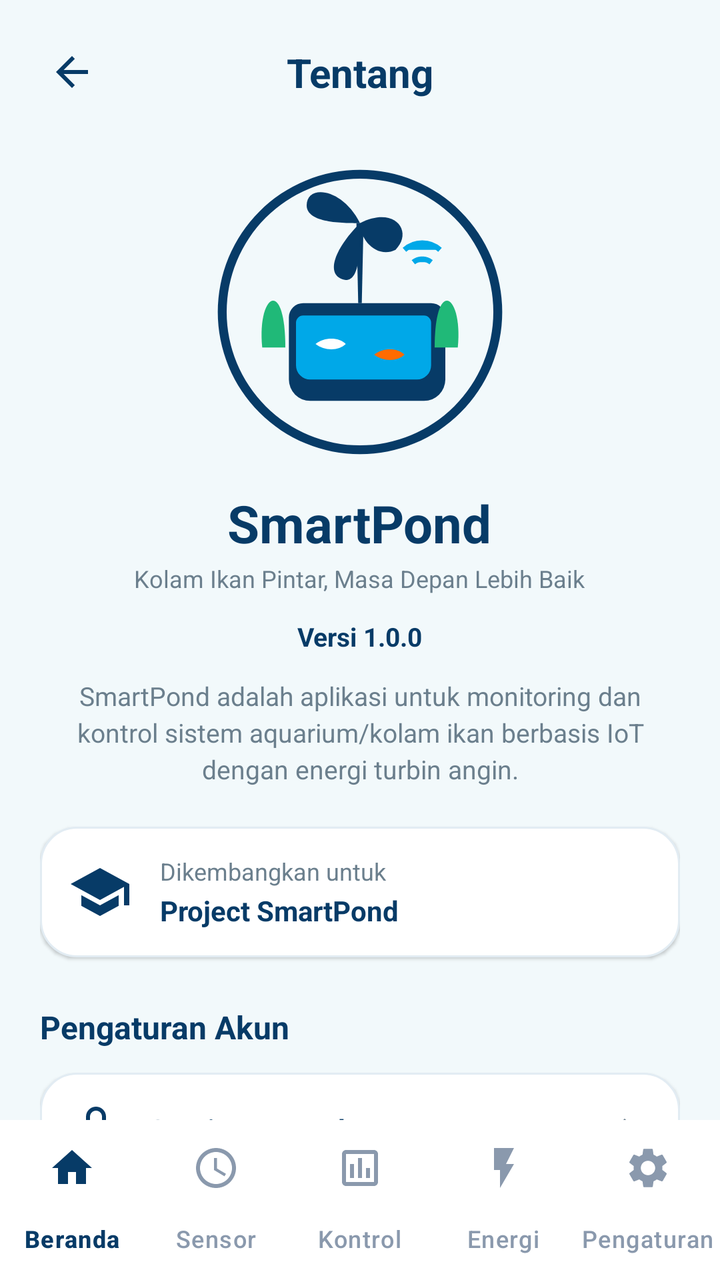
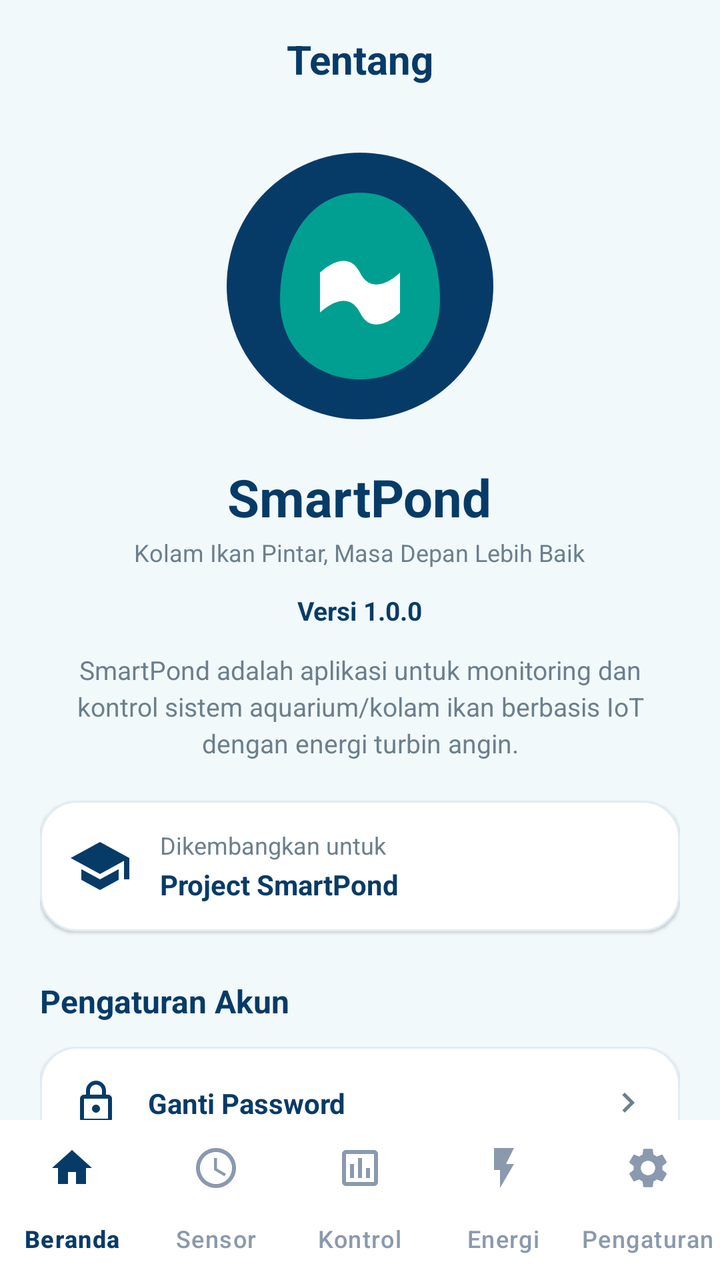

Two renders of the same Android screen: before a commit and after it. Below are the layout's source before the change and the commit's diff.
<!-- AndroidManifest.xml: application theme Theme.SmartPondApp -->
<!-- res/layout/activity_pengaturan.xml -->
<?xml version="1.0" encoding="utf-8"?>
<androidx.constraintlayout.widget.ConstraintLayout xmlns:android="http://schemas.android.com/apk/res/android"
    xmlns:app="http://schemas.android.com/apk/res-auto"
    xmlns:tools="http://schemas.android.com/tools"
    android:id="@+id/mainPengaturan"
    android:layout_width="match_parent"
    android:layout_height="match_parent"
    android:background="@color/sp_background"
    tools:context=".PengaturanActivity">

    
    <androidx.constraintlayout.widget.ConstraintLayout
        android:id="@+id/headerBar"
        android:layout_width="match_parent"
        android:layout_height="wrap_content"
        android:paddingHorizontal="16dp"
        android:paddingTop="16dp"
        android:paddingBottom="12dp"
        app:layout_constraintTop_toTopOf="parent">

        <ImageButton
            android:id="@+id/btnBack"
            android:layout_width="40dp"
            android:layout_height="40dp"
            android:background="?attr/selectableItemBackgroundBorderless"
            android:contentDescription="@string/cd_menu"
            android:src="@drawable/ic_back_24"
            app:layout_constraintBottom_toBottomOf="parent"
            app:layout_constraintStart_toStartOf="parent"
            app:layout_constraintTop_toTopOf="parent" />

        <TextView
            android:id="@+id/tvHeaderTitle"
            android:layout_width="wrap_content"
            android:layout_height="wrap_content"
            android:text="Tentang"
            android:textColor="@color/sp_navy"
            android:textSize="20sp"
            android:textStyle="bold"
            app:layout_constraintBottom_toBottomOf="parent"
            app:layout_constraintEnd_toEndOf="parent"
            app:layout_constraintStart_toStartOf="parent"
            app:layout_constraintTop_toTopOf="parent" />

    </androidx.constraintlayout.widget.ConstraintLayout>

    
    <androidx.core.widget.NestedScrollView
        android:id="@+id/scrollPengaturan"
        android:layout_width="match_parent"
        android:layout_height="0dp"
        android:fillViewport="true"
        app:layout_constraintBottom_toTopOf="@id/bottomNavigation"
        app:layout_constraintTop_toBottomOf="@id/headerBar">

        <LinearLayout
            android:layout_width="match_parent"
            android:layout_height="wrap_content"
            android:gravity="center_horizontal"
            android:orientation="vertical"
            android:paddingHorizontal="20dp"
            android:paddingBottom="24dp">

            
            <ImageView
                android:id="@+id/ivSmartPondLogo"
                android:layout_width="160dp"
                android:layout_height="160dp"
                android:layout_marginTop="8dp"
                android:contentDescription="SmartPond Logo"
                android:src="@drawable/ic_smartpond_logo" />

            
            <TextView
                android:id="@+id/tvAppName"
                android:layout_width="wrap_content"
                android:layout_height="wrap_content"
                android:layout_marginTop="8dp"
                android:text="SmartPond"
                android:textColor="@color/sp_navy"
                android:textSize="26sp"
                android:textStyle="bold" />

            
            <TextView
                android:id="@+id/tvAppTagline"
                android:layout_width="wrap_content"
                android:layout_height="wrap_content"
                android:layout_marginTop="2dp"
                android:text="Kolam Ikan Pintar, Masa Depan Lebih Baik"
                android:textColor="@color/sp_muted"
                android:textSize="12sp" />

            
            <TextView
                android:id="@+id/tvAppVersion"
                android:layout_width="wrap_content"
                android:layout_height="wrap_content"
                android:layout_marginTop="12dp"
                android:text="Versi 1.0.0"
                android:textColor="@color/sp_navy"
                android:textSize="13sp"
                android:textStyle="bold" />

            
            <TextView
                android:id="@+id/tvAppDescription"
                android:layout_width="match_parent"
                android:layout_height="wrap_content"
                android:layout_marginTop="12dp"
                android:gravity="center"
                android:lineSpacingExtra="3dp"
                android:paddingHorizontal="8dp"
                android:text="SmartPond adalah aplikasi untuk monitoring dan kontrol sistem aquarium/kolam ikan berbasis IoT dengan energi turbin angin."
                android:textColor="@color/sp_muted"
                android:textSize="13sp" />

            
            <androidx.constraintlayout.widget.ConstraintLayout
                android:id="@+id/cardDevInfo"
                android:layout_width="match_parent"
                android:layout_height="wrap_content"
                android:layout_marginTop="20dp"
                android:background="@drawable/bg_card_rounded"
                android:elevation="1dp"
                android:padding="14dp">

                <ImageView
                    android:id="@+id/ivDevIcon"
                    android:layout_width="32dp"
                    android:layout_height="32dp"
                    android:contentDescription="Academic Icon"
                    android:src="@drawable/ic_school_24"
                    app:layout_constraintBottom_toBottomOf="parent"
                    app:layout_constraintStart_toStartOf="parent"
                    app:layout_constraintTop_toTopOf="parent" />

                <LinearLayout
                    android:layout_width="0dp"
                    android:layout_height="wrap_content"
                    android:layout_marginStart="14dp"
                    android:orientation="vertical"
                    app:layout_constraintBottom_toBottomOf="parent"
                    app:layout_constraintEnd_toEndOf="parent"
                    app:layout_constraintStart_toEndOf="@id/ivDevIcon"
                    app:layout_constraintTop_toTopOf="parent">

                    <TextView
                        android:layout_width="wrap_content"
                        android:layout_height="wrap_content"
                        android:text="Dikembangkan untuk"
                        android:textColor="@color/sp_muted"
                        android:textSize="12sp" />

                    <TextView
                        android:id="@+id/tvDeveloperInfo"
                        android:layout_width="wrap_content"
                        android:layout_height="wrap_content"
                        android:layout_marginTop="2dp"
                        android:text="Project SmartPond"
                        android:textColor="@color/sp_navy"
                        android:textSize="14sp"
                        android:textStyle="bold" />

                </LinearLayout>

            </androidx.constraintlayout.widget.ConstraintLayout>

            
            <TextView
                android:id="@+id/tvSectionAccount"
                android:layout_width="wrap_content"
                android:layout_height="wrap_content"
                android:layout_gravity="start"
                android:layout_marginTop="24dp"
                android:text="Pengaturan Akun"
                android:textColor="@color/sp_navy"
                android:textSize="16sp"
                android:textStyle="bold" />

            
            <androidx.constraintlayout.widget.ConstraintLayout
                android:id="@+id/btnChangePassword"
                android:layout_width="match_parent"
                android:layout_height="56dp"
                android:layout_marginTop="12dp"
                android:background="@drawable/bg_card_rounded"
                android:clickable="true"
                android:elevation="1dp"
                android:focusable="true"
                android:paddingHorizontal="16dp">

                <ImageView
                    android:id="@+id/ivLockIcon"
                    android:layout_width="24dp"
                    android:layout_height="24dp"
                    android:contentDescription="Lock Icon"
                    android:src="@drawable/ic_lock_24"
                    app:layout_constraintBottom_toBottomOf="parent"
                    app:layout_constraintStart_toStartOf="parent"
                    app:layout_constraintTop_toTopOf="parent" />

                <TextView
                    android:layout_width="wrap_content"
                    android:layout_height="wrap_content"
                    android:layout_marginStart="14dp"
                    android:text="Ganti Password"
                    android:textColor="@color/sp_navy"
                    android:textSize="14sp"
                    android:textStyle="bold"
                    app:layout_constraintBottom_toBottomOf="parent"
                    app:layout_constraintStart_toEndOf="@id/ivLockIcon"
                    app:layout_constraintTop_toTopOf="parent" />

                <ImageView
                    android:layout_width="20dp"
                    android:layout_height="20dp"
                    android:contentDescription="Chevron"
                    android:src="@drawable/ic_chevron_right_24"
                    app:layout_constraintBottom_toBottomOf="parent"
                    app:layout_constraintEnd_toEndOf="parent"
                    app:layout_constraintTop_toTopOf="parent" />

            </androidx.constraintlayout.widget.ConstraintLayout>

            
            <androidx.constraintlayout.widget.ConstraintLayout
                android:id="@+id/btnLogout"
                android:layout_width="match_parent"
                android:layout_height="56dp"
                android:layout_marginTop="10dp"
                android:background="@drawable/bg_card_rounded"
                android:clickable="true"
                android:elevation="1dp"
                android:focusable="true"
                android:paddingHorizontal="16dp">

                <ImageView
                    android:id="@+id/ivLogoutIcon"
                    android:layout_width="24dp"
                    android:layout_height="24dp"
                    android:contentDescription="Logout Icon"
                    android:src="@drawable/ic_logout_24"
                    app:layout_constraintBottom_toBottomOf="parent"
                    app:layout_constraintStart_toStartOf="parent"
                    app:layout_constraintTop_toTopOf="parent" />

                <TextView
                    android:layout_width="wrap_content"
                    android:layout_height="wrap_content"
                    android:layout_marginStart="14dp"
                    android:text="Keluar"
                    android:textColor="#E53935"
                    android:textSize="14sp"
                    android:textStyle="bold"
                    app:layout_constraintBottom_toBottomOf="parent"
                    app:layout_constraintStart_toEndOf="@id/ivLogoutIcon"
                    app:layout_constraintTop_toTopOf="parent" />

                <ImageView
                    android:layout_width="20dp"
                    android:layout_height="20dp"
                    android:contentDescription="Chevron"
                    android:src="@drawable/ic_chevron_right_24"
                    app:layout_constraintBottom_toBottomOf="parent"
                    app:layout_constraintEnd_toEndOf="parent"
                    app:layout_constraintTop_toTopOf="parent" />

            </androidx.constraintlayout.widget.ConstraintLayout>

        </LinearLayout>

    </androidx.core.widget.NestedScrollView>

    
    <com.google.android.material.bottomnavigation.BottomNavigationView
        android:id="@+id/bottomNavigation"
        android:layout_width="match_parent"
        android:layout_height="wrap_content"
        android:background="@color/sp_card_bg"
        app:elevation="8dp"
        app:itemIconTint="@color/nav_item_color"
        app:itemRippleColor="#1A073B67"
        app:itemTextColor="@color/nav_item_color"
        app:labelVisibilityMode="labeled"
        app:layout_constraintBottom_toBottomOf="parent"
        app:menu="@menu/bottom_nav_menu" />

</androidx.constraintlayout.widget.ConstraintLayout>
<!-- resources referenced by this layout -->
<resources>
  <color name="sp_background">#F2F9FB</color>
  <color name="sp_card_bg">#FFFFFF</color>
  <color name="sp_muted">#6B7F8D</color>
  <color name="sp_navy">#073B67</color>
  <!-- drawable bg_card_rounded (drawable) -->
  <?xml version="1.0" encoding="utf-8"?>
  <shape xmlns:android="http://schemas.android.com/apk/res/android"
      android:shape="rectangle">
      <solid android:color="@color/sp_card_bg" />
      <corners android:radius="18dp" />
      <stroke
          android:width="1dp"
          android:color="@color/sp_card_stroke" />
  </shape>
  <!-- drawable ic_back_24 (drawable) -->
  <?xml version="1.0" encoding="utf-8"?>
  <vector xmlns:android="http://schemas.android.com/apk/res/android"
      android:width="24dp"
      android:height="24dp"
      android:viewportWidth="24"
      android:viewportHeight="24">
      <path
          android:fillColor="@color/sp_navy"
          android:pathData="M20,11H7.83l5.59,-5.59L12,4l-8,8 8,8 1.41,-1.41L7.83,13H20v-2z" />
  </vector>
  <!-- drawable ic_chevron_right_24 (drawable) -->
  <?xml version="1.0" encoding="utf-8"?>
  <vector xmlns:android="http://schemas.android.com/apk/res/android"
      android:width="24dp"
      android:height="24dp"
      android:viewportWidth="24"
      android:viewportHeight="24">
      <path
          android:fillColor="@color/sp_muted"
          android:pathData="M10,6L8.59,7.41 13.17,12l-4.58,4.59L10,18l6,-6z" />
  </vector>
  <!-- drawable ic_lock_24 (drawable) -->
  <?xml version="1.0" encoding="utf-8"?>
  <vector xmlns:android="http://schemas.android.com/apk/res/android"
      android:width="24dp"
      android:height="24dp"
      android:viewportWidth="24"
      android:viewportHeight="24">
      <path
          android:fillColor="@color/sp_navy"
          android:pathData="M18,8h-1V6c0,-2.76 -2.24,-5 -5,-5S7,3.24 7,6v2H6c-1.1,0 -2,0.9 -2,2v10c0,1.1 0.9,2 2,2h12c1.1,0 2,-0.9 2,-2V10c0,-1.1 -0.9,-2 -2,-2z M9,6c0,-1.66 1.34,-3 3,-3s3,1.34 3,3v2H9V6z M12,17c-1.1,0 -2,-0.9 -2,-2s0.9,-2 2,-2 2,0.9 2,2 -0.9,2 -2,2z" />
  </vector>
  <!-- drawable ic_logout_24 (drawable) -->
  <?xml version="1.0" encoding="utf-8"?>
  <vector xmlns:android="http://schemas.android.com/apk/res/android"
      android:width="24dp"
      android:height="24dp"
      android:viewportWidth="24"
      android:viewportHeight="24">
      <path
          android:fillColor="#E53935"
          android:pathData="M17,7l-1.41,1.41L18.17,11H8v2h10.17l-2.58,2.58L17,17l5,-5z M4,5h8V3H4c-1.1,0 -2,0.9 -2,2v14c0,1.1 0.9,2 2,2h8v-2H4V5z" />
  </vector>
  <!-- drawable ic_school_24 (drawable) -->
  <?xml version="1.0" encoding="utf-8"?>
  <vector xmlns:android="http://schemas.android.com/apk/res/android"
      android:width="28dp"
      android:height="28dp"
      android:viewportWidth="24"
      android:viewportHeight="24">
      <path
          android:fillColor="@color/sp_navy"
          android:pathData="M5,13.18v4L12,21l7,-3.82v-4L12,17L5,13.18z M12,3L1,9l11,6 9,-4.91V17h2V9L12,3z" />
  </vector>
  <!-- drawable ic_smartpond_logo: vector/xml drawable (drawable, 2096 chars, omitted) -->
  <string name="cd_menu">Menu</string>
  <style name="Theme.SmartPondApp" parent="Base.Theme.SmartPondApp" />
  <color name="sp_card_stroke">#E2ECF3</color>
  <style name="Base.Theme.SmartPondApp" parent="Theme.Material3.DayNight.NoActionBar">
          
          
      </style>
</resources>

<!-- the commit's change to res/layout/activity_pengaturan.xml (unified diff, before → after) -->
@@ -17,17 +17,6 @@
         android:paddingTop="16dp"
         android:paddingBottom="12dp"
         app:layout_constraintTop_toTopOf="parent">
-
-        <ImageButton
-            android:id="@+id/btnBack"
-            android:layout_width="40dp"
-            android:layout_height="40dp"
-            android:background="?attr/selectableItemBackgroundBorderless"
-            android:contentDescription="@string/cd_menu"
-            android:src="@drawable/ic_back_24"
-            app:layout_constraintBottom_toBottomOf="parent"
-            app:layout_constraintStart_toStartOf="parent"
-            app:layout_constraintTop_toTopOf="parent" />
 
         <TextView
             android:id="@+id/tvHeaderTitle"
<!-- resource entries referenced after the edit -->
@@ -14,17 +14,6 @@
           android:width="1dp"
           android:color="@color/sp_card_stroke" />
   </shape>
-  <!-- drawable ic_back_24 (drawable) -->
-  <?xml version="1.0" encoding="utf-8"?>
-  <vector xmlns:android="http://schemas.android.com/apk/res/android"
-      android:width="24dp"
-      android:height="24dp"
-      android:viewportWidth="24"
-      android:viewportHeight="24">
-      <path
-          android:fillColor="@color/sp_navy"
-          android:pathData="M20,11H7.83l5.59,-5.59L12,4l-8,8 8,8 1.41,-1.41L7.83,13H20v-2z" />
-  </vector>
   <!-- drawable ic_chevron_right_24 (drawable) -->
   <?xml version="1.0" encoding="utf-8"?>
   <vector xmlns:android="http://schemas.android.com/apk/res/android"
@@ -45,7 +34,7 @@
       android:viewportHeight="24">
       <path
           android:fillColor="@color/sp_navy"
-          android:pathData="M18,8h-1V6c0,-2.76 -2.24,-5 -5,-5S7,3.24 7,6v2H6c-1.1,0 -2,0.9 -2,2v10c0,1.1 0.9,2 2,2h12c1.1,0 2,-0.9 2,-2V10c0,-1.1 -0.9,-2 -2,-2z M9,6c0,-1.66 1.34,-3 3,-3s3,1.34 3,3v2H9V6z M12,17c-1.1,0 -2,-0.9 -2,-2s0.9,-2 2,-2 2,0.9 2,2 -0.9,2 -2,2z" />
+          android:pathData="M18,8h-1V6c0,-2.76 -2.24,-5 -5,-5S7,3.24 7,6v2H6c-1.1,0 -2,0.9 -2,2v10c0,1.1 0.9,2 2,2h12c1.1,0 2,-0.9 2,-2V10c0,-1.1 -0.9,-2 -2,-2z M9,6c0,-1.66 1.34,-3 3,-3s3,1.34 3,3v2H9V6z M18,20H6V10h12v10z M12,17c1.1,0 2,-0.9 2,-2s-0.9,-2 -2,-2 -2,0.9 -2,2 0.9,2 2,2z" />
   </vector>
   <!-- drawable ic_logout_24 (drawable) -->
   <?xml version="1.0" encoding="utf-8"?>
@@ -61,16 +50,31 @@
   <!-- drawable ic_school_24 (drawable) -->
   <?xml version="1.0" encoding="utf-8"?>
   <vector xmlns:android="http://schemas.android.com/apk/res/android"
-      android:width="28dp"
-      android:height="28dp"
+      android:width="24dp"
+      android:height="24dp"
       android:viewportWidth="24"
       android:viewportHeight="24">
       <path
           android:fillColor="@color/sp_navy"
-          android:pathData="M5,13.18v4L12,21l7,-3.82v-4L12,17L5,13.18z M12,3L1,9l11,6 9,-4.91V17h2V9L12,3z" />
+          android:pathData="M5,13.18v4L12,21l7,-3.82v-4L12,17l-7,-3.82z M12,3L1,9l11,6 9,-4.91V17h2V9L12,3z" />
   </vector>
-  <!-- drawable ic_smartpond_logo: vector/xml drawable (drawable, 2096 chars, omitted) -->
-  <string name="cd_menu">Menu</string>
+  <!-- drawable ic_smartpond_logo (drawable) -->
+  <?xml version="1.0" encoding="utf-8"?>
+  <vector xmlns:android="http://schemas.android.com/apk/res/android"
+      android:width="120dp"
+      android:height="120dp"
+      android:viewportWidth="120"
+      android:viewportHeight="120">
+      <path
+          android:fillColor="@color/sp_navy"
+          android:pathData="M60,10 A50,50 0 1,0 60,110 A50,50 0 1,0 60,10 Z" />
+      <path
+          android:fillColor="#009F91"
+          android:pathData="M60,25 C40,25 30,45 30,65 C30,85 45,95 60,95 C75,95 90,85 90,65 C90,45 80,25 60,25 Z" />
+      <path
+          android:fillColor="#FFFFFF"
+          android:pathData="M45,55 C45,55 55,45 60,55 C65,65 75,55 75,55 L75,70 C75,70 65,80 60,70 C55,60 45,70 45,70 Z" />
+  </vector>
   <style name="Theme.SmartPondApp" parent="Base.Theme.SmartPondApp" />
   <color name="sp_card_stroke">#E2ECF3</color>
   <style name="Base.Theme.SmartPondApp" parent="Theme.Material3.DayNight.NoActionBar">
